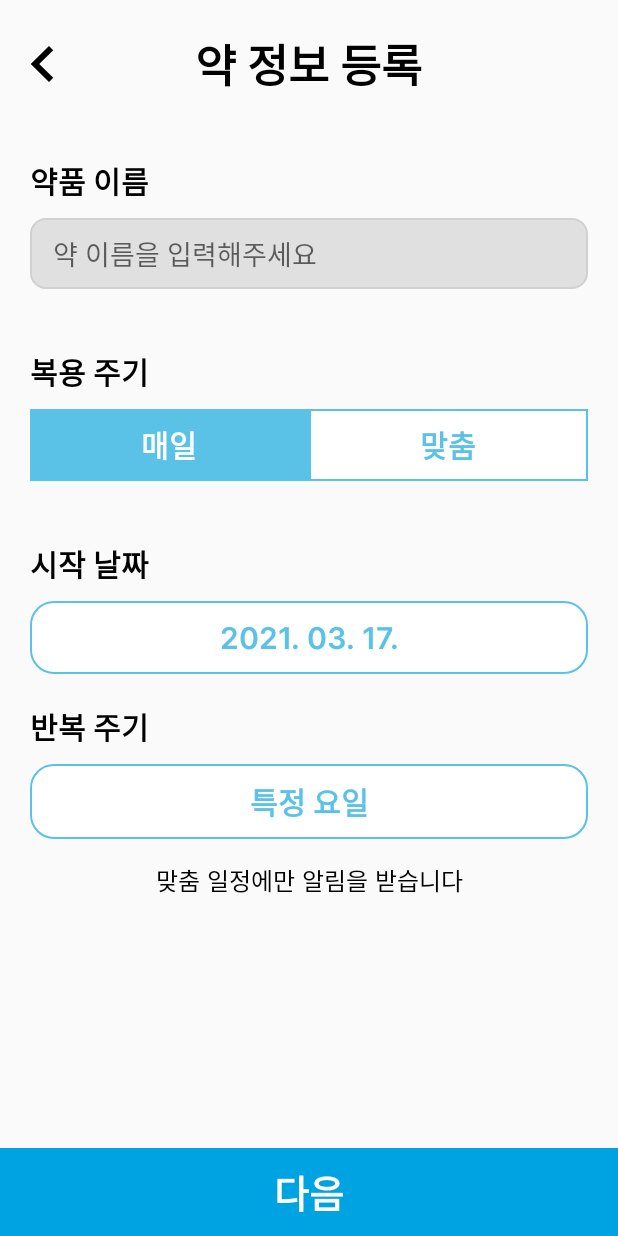
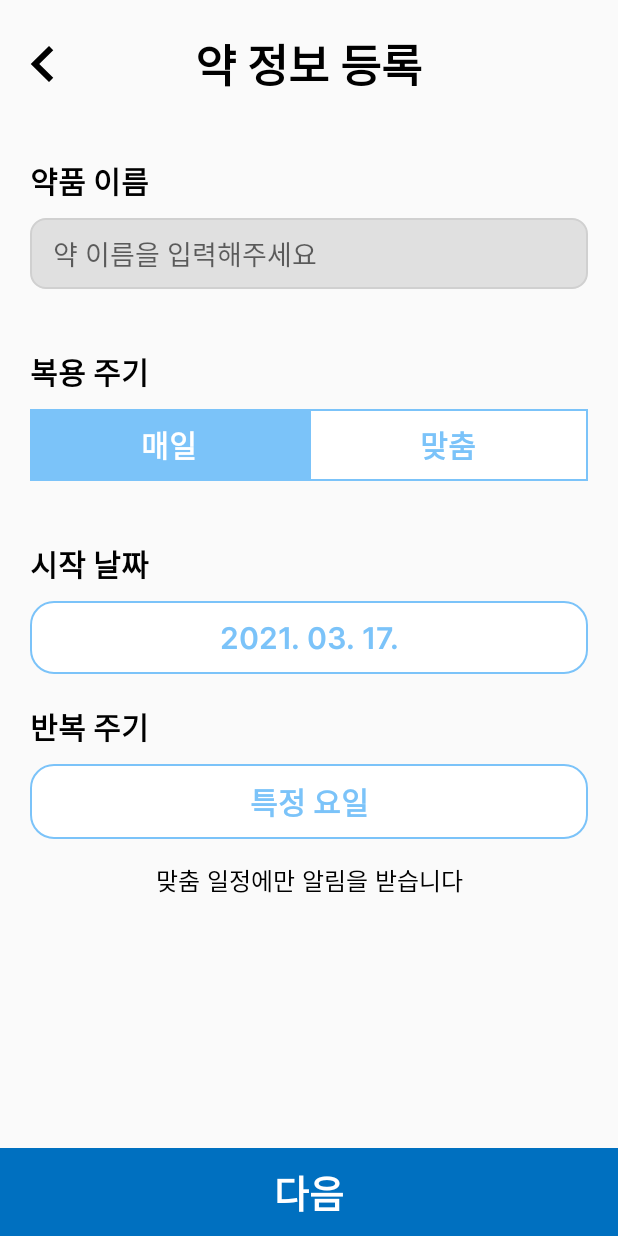
Before and after one commit to JeonK1/MediTime, an Android app: the AddMedicineDateActivity screen opened directly, with no data from a screen before it, on a phone screen of 412 x 824 dp. Run offline under Robolectric (Android 15) with nearby library versions, the phone set to English and light mode, and no system bars.

Commit message:
컨셉컬러 재적용

```diff
--- a/MediTime/app/src/main/res/values/colors.xml
+++ b/MediTime/app/src/main/res/values/colors.xml
@@ -8,8 +8,8 @@
     <color name="colorBlack">#000000</color>
     <color name="colorGray">#E0E0E0</color>
     <color name="colorGrayDark">#D0D0D0</color>
-    <color name="colorBlue">#00A3E1</color>
-    <color name="colorBlueLight">#5BC2E7</color>
+    <color name="colorBlue">#0070C0</color>
+    <color name="colorBlueLight">#7BC3F9</color>
     <color name="colorGreen">#5DB075</color>
 
 </resources>
```
